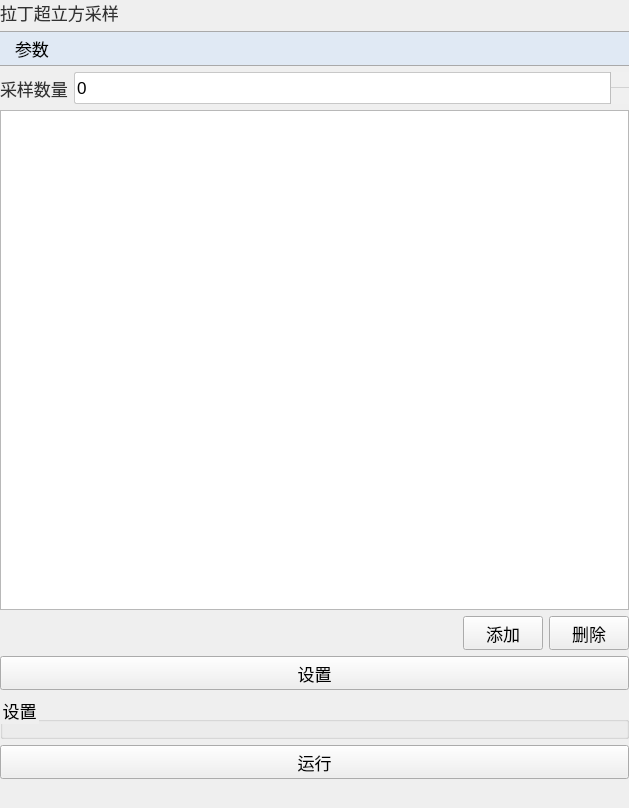
Before: the Qt Designer form plugins/Base_SurrogateModel/LatinHypercubeSampling.ui in asd977/base_cae, drawn with Qt 5.
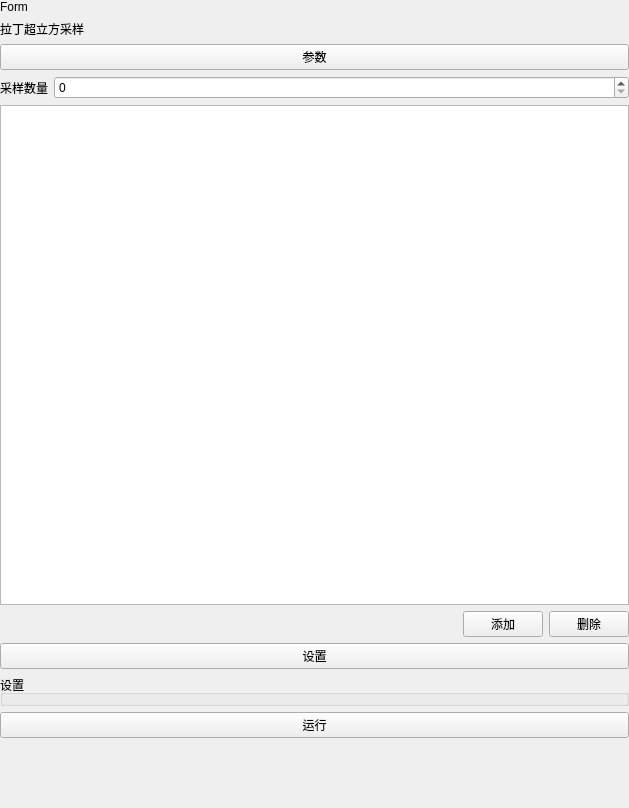
After: the same form once the commit is applied. Icons and pictures are not drawn.

Commit message: fix(ui): place verticalSpacer at page root layout end

Patch:
```diff
--- a/plugins/Base_SurrogateModel/LatinHypercubeSampling.ui
+++ b/plugins/Base_SurrogateModel/LatinHypercubeSampling.ui
@@ -13,104 +13,6 @@
   <property name="windowTitle">
    <string>Form</string>
   </property>
-  <property name="styleSheet">
-   <string notr="true">QWidget{
-font-family: &quot;Microsoft YaHei&quot;, &quot;微软雅黑&quot;;
-}
-QPushButton {
-    font-size: 17px;
-    min-height: 32px;
-}
-QPushButton#pushButton {
-    background-color: rgb(224, 233, 244);
-    border-width: 1px;
-    border-color: rgb(121, 121, 121);
-    border-style: solid;
-    min-height: 33px;
-    border-top: 1px solid rgb(169, 169, 169);
-    border-bottom: 1px solid rgb(169, 169, 169);
-    border-left: none;
-    border-right: none;
-    text-align: left;
-    padding-left: 15px;
-    font-size: 17px;
-}
-QLabel {
-    font-size: 17px;
-    color: rgb(51, 51, 51);
-}
-QLabel#pageNameLabel {
-    font-size: 20px;
-    padding-left: 9px;
-    color: rgb(53, 103, 147);
-}
-QLineEdit, QTextEdit, QPlainTextEdit, QSpinBox, QDoubleSpinBox, QDateTimeEdit {
-    border: 1px solid rgb(200, 200, 200);
-    border-radius: 2px;
-    font-size: 17px;
-    min-height: 30px;
-}
-QLineEdit:focus, QTextEdit:focus, QPlainTextEdit:focus,
-QSpinBox:focus, QDoubleSpinBox:focus, QDateTimeEdit:focus {
-    border-color: rgb(100, 100, 255);
-    outline: none;
-}
-QComboBox {
-    font-size: 17px;
-    color: rgb(51, 51, 51);
-    padding-left: 6px;
-    background: rgb(240, 240, 240);
-    border: 1px solid rgb(169, 169, 169);
-    border-radius: 3px;
-    min-height: 30px;
-}
-QComboBox::drop-down {
-    subcontrol-origin: padding;
-    subcontrol-position: top right;
-    width: 20px;
-    background: rgb(240, 240, 240);
-    border-left: 1px solid rgb(190, 190, 190);
-}
-QComboBox::down-arrow {
-    image: url(:/resources/arrow_down_drawn.svg);
-    width: 12px;
-    height: 12px;
-}
-QSpinBox::up-button, QDoubleSpinBox::up-button {
-    subcontrol-origin: border;
-    subcontrol-position: top right;
-    width: 18px;
-    border-left: 1px solid rgb(190, 190, 190);
-    border-bottom: 1px solid rgb(210, 210, 210);
-    background: rgb(240, 240, 240);
-}
-QSpinBox::down-button, QDoubleSpinBox::down-button {
-    subcontrol-origin: border;
-    subcontrol-position: bottom right;
-    width: 18px;
-    border-left: 1px solid rgb(190, 190, 190);
-    background: rgb(240, 240, 240);
-}
-QSpinBox::up-arrow, QDoubleSpinBox::up-arrow {
-    image: url(:/resources/arrow_up_drawn.svg);
-    width: 10px;
-    height: 10px;
-}
-QSpinBox::down-arrow, QDoubleSpinBox::down-arrow {
-    image: url(:/resources/arrow_down_drawn.svg);
-    width: 10px;
-    height: 10px;
-}
-QRadioButton, QCheckBox, QGroupBox {
-    font-size: 17px;
-}
-QTableWidget, QTreeWidget, QListWidget {
-    font-size: 16px;
-    gridline-color: rgb(210, 210, 210);
-}
-
-</string>
-  </property>
   <layout class="QVBoxLayout" name="verticalLayout">
    <property name="leftMargin">
     <number>0</number>
@@ -124,7 +26,14 @@
    <property name="bottomMargin">
     <number>0</number>
    </property>
-   <item>
+      <item>
+    <widget class="QLabel" name="pageNameLabel">
+     <property name="text">
+      <string>Form</string>
+     </property>
+    </widget>
+   </item>
+<item>
     <widget class="QLabel" name="label">
      <property name="sizePolicy">
       <sizepolicy hsizetype="Fixed" vsizetype="Preferred">
```
Left out of the diff: 8 changed lines with no effect on the pictures. The commit also changes 45 other files.
